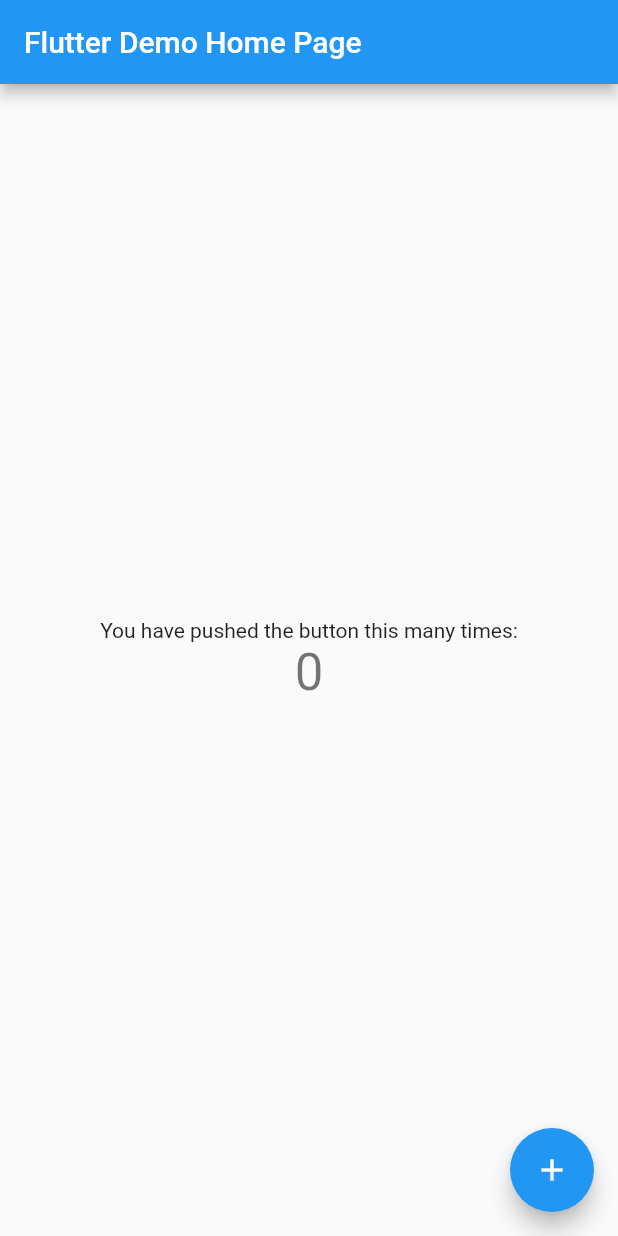
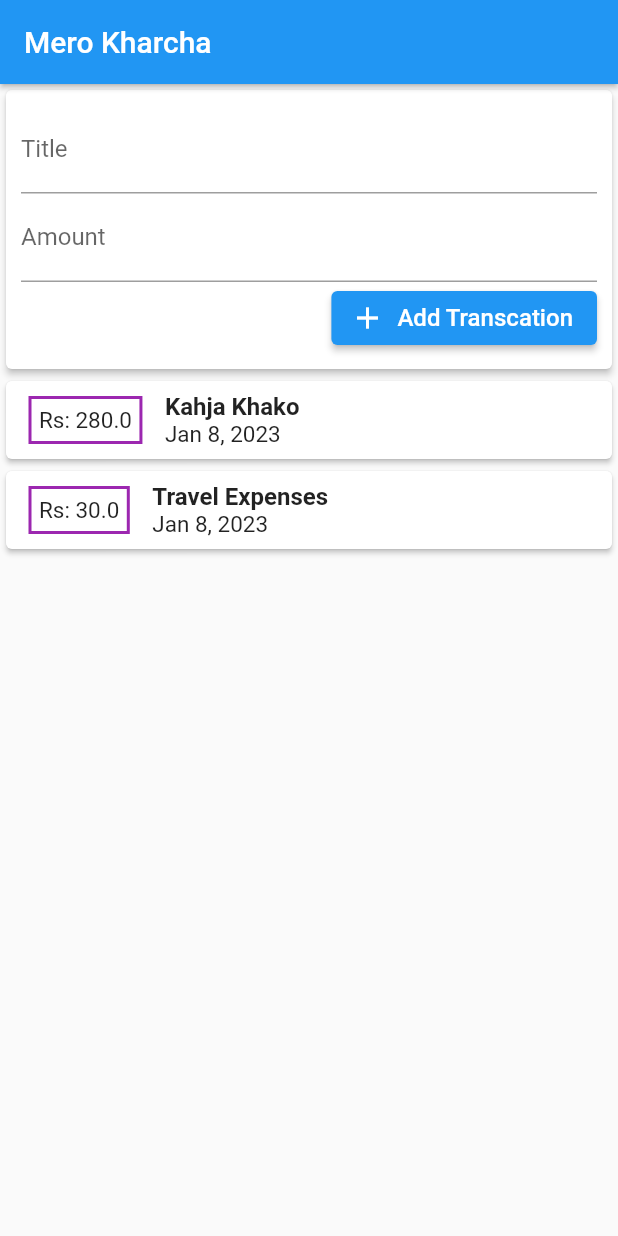
Before and after one commit to Naawaal/Mero-Kharcha, a Flutter app: the screen it shows after launch, on a phone screen of 412 x 824 dp. Run offline on Flutter 3.47's test engine with Material 2 defaults, Android fonts, the phone set to English and light mode, and no system bars.

Commit message:
Splited all the codes into different files

```diff
--- a/lib/main.dart
+++ b/lib/main.dart
@@ -1,115 +1,6 @@
 import 'package:flutter/material.dart';
+import 'package:mero_kharcha/mero_kharcha.dart';
 
 void main() {
-  runApp(const MyApp());
+  runApp(const MeroKharcha());
 }
-
-class MyApp extends StatelessWidget {
-  const MyApp({super.key});
-
-  // This widget is the root of your application.
-  @override
-  Widget build(BuildContext context) {
-    return MaterialApp(
-      title: 'Flutter Demo',
-      theme: ThemeData(
-        // This is the theme of your application.
-        //
-        // Try running your application with "flutter run". You'll see the
-        // application has a blue toolbar. Then, without quitting the app, try
-        // changing the primarySwatch below to Colors.green and then invoke
-        // "hot reload" (press "r" in the console where you ran "flutter run",
-        // or simply save your changes to "hot reload" in a Flutter IDE).
-        // Notice that the counter didn't reset back to zero; the application
-        // is not restarted.
-        primarySwatch: Colors.blue,
-      ),
-      home: const MyHomePage(title: 'Flutter Demo Home Page'),
-    );
-  }
-}
-
-class MyHomePage extends StatefulWidget {
-  const MyHomePage({super.key, required this.title});
-
-  // This widget is the home page of your application. It is stateful, meaning
-  // that it has a State object (defined below) that contains fields that affect
-  // how it looks.
-
-  // This class is the configuration for the state. It holds the values (in this
-  // case the title) provided by the parent (in this case the App widget) and
-  // used by the build method of the State. Fields in a Widget subclass are
-  // always marked "final".
-
-  final String title;
-
-  @override
-  State<MyHomePage> createState() => _MyHomePageState();
-}
-
-class _MyHomePageState extends State<MyHomePage> {
-  int _counter = 0;
-
-  void _incrementCounter() {
-    setState(() {
-      // This call to setState tells the Flutter framework that something has
-      // changed in this State, which causes it to rerun the build method below
-      // so that the display can reflect the updated values. If we changed
-      // _counter without calling setState(), then the build method would not be
-      // called again, and so nothing would appear to happen.
-      _counter++;
-    });
-  }
-
-  @override
-  Widget build(BuildContext context) {
-    // This method is rerun every time setState is called, for instance as done
-    // by the _incrementCounter method above.
-    //
-    // The Flutter framework has been optimized to make rerunning build methods
-    // fast, so that you can just rebuild anything that needs updating rather
-    // than having to individually change instances of widgets.
-    return Scaffold(
-      appBar: AppBar(
-        // Here we take the value from the MyHomePage object that was created by
-        // the App.build method, and use it to set our appbar title.
-        title: Text(widget.title),
-      ),
-      body: Center(
-        // Center is a layout widget. It takes a single child and positions it
-        // in the middle of the parent.
-        child: Column(
-          // Column is also a layout widget. It takes a list of children and
-          // arranges them vertically. By default, it sizes itself to fit its
-          // children horizontally, and tries to be as tall as its parent.
-          //
-          // Invoke "debug painting" (press "p" in the console, choose the
-          // "Toggle Debug Paint" action from the Flutter Inspector in Android
-          // Studio, or the "Toggle Debug Paint" command in Visual Studio Code)
-          // to see the wireframe for each widget.
-          //
-          // Column has various properties to control how it sizes itself and
-          // how it positions its children. Here we use mainAxisAlignment to
-          // center the children vertically; the main axis here is the vertical
-          // axis because Columns are vertical (the cross axis would be
-          // horizontal).
-          mainAxisAlignment: MainAxisAlignment.center,
-          children: <Widget>[
-            const Text(
-              'You have pushed the button this many times:',
-            ),
-            Text(
-              '$_counter',
-              style: Theme.of(context).textTheme.headline4,
-            ),
-          ],
-        ),
-      ),
-      floatingActionButton: FloatingActionButton(
-        onPressed: _incrementCounter,
-        tooltip: 'Increment',
-        child: const Icon(Icons.add),
-      ), // This trailing comma makes auto-formatting nicer for build methods.
-    );
-  }
-}
--- /dev/null
+++ b/lib/mero_kharcha.dart
@@ -0,0 +1,16 @@
+import 'package:flutter/material.dart';
+import 'package:mero_kharcha/screens/homepage.dart';
+
+class MeroKharcha extends StatelessWidget {
+  const MeroKharcha({super.key});
+
+  @override
+  Widget build(BuildContext context) {
+    return MaterialApp(
+      debugShowCheckedModeBanner: false,
+      title: 'Mero Kharcha',
+      home: Homepage(),
+      theme: ThemeData(),
+    );
+  }
+}
--- /dev/null
+++ b/lib/models/transcation.dart
@@ -0,0 +1,13 @@
+class Transcation {
+  final String id;
+  final String title;
+  final double amount;
+  final DateTime date;
+
+  Transcation({
+    required this.id,
+    required this.title,
+    required this.amount,
+    required this.date,
+  });
+}
--- /dev/null
+++ b/lib/screens/homepage.dart
@@ -0,0 +1,27 @@
+import 'package:flutter/material.dart';
+import 'package:mero_kharcha/widgets/new_transcation.dart';
+import 'package:mero_kharcha/widgets/transcation_list.dart';
+
+class Homepage extends StatelessWidget {
+  Homepage({super.key});
+
+  final titleController = TextEditingController();
+  final amountController = TextEditingController();
+
+  @override
+  Widget build(BuildContext context) {
+    return Scaffold(
+        appBar: AppBar(
+          elevation: 1.5,
+          title: const Text('Mero Kharcha'),
+        ),
+        body: SingleChildScrollView(
+          child: Column(
+            children: [
+              NewTranscation(),
+              const TranscationList(),
+            ],
+          ),
+        ));
+  }
+}
--- /dev/null
+++ b/lib/widgets/new_transcation.dart
@@ -0,0 +1,46 @@
+import 'package:flutter/material.dart';
+
+class NewTranscation extends StatelessWidget {
+  NewTranscation({super.key});
+
+  final titleController = TextEditingController();
+  final amountController = TextEditingController();
+
+  @override
+  Widget build(BuildContext context) {
+    return Card(
+      elevation: 2,
+      child: Container(
+        padding: const EdgeInsets.all(10),
+        child: Column(
+          crossAxisAlignment: CrossAxisAlignment.end,
+          children: [
+            TextField(
+              keyboardType: TextInputType.text,
+              controller: titleController,
+              decoration: const InputDecoration(
+                labelText: 'Title',
+              ),
+            ),
+            TextField(
+              keyboardType: TextInputType.number,
+              controller: amountController,
+              decoration: const InputDecoration(
+                labelText: 'Amount',
+              ),
+            ),
+            ElevatedButton.icon(
+                onPressed: () {},
+                icon: const Icon(Icons.add),
+                label: const Text(
+                  'Add Transcation',
+                  style: TextStyle(
+                    fontSize: 16,
+                  ),
+                ))
+          ],
+        ),
+      ),
+    );
+  }
+}
--- /dev/null
+++ b/lib/widgets/transcation_list.dart
@@ -0,0 +1,68 @@
+import 'package:flutter/material.dart';
+import 'package:intl/intl.dart';
+import 'package:mero_kharcha/models/transcation.dart';
+
+class TranscationList extends StatefulWidget {
+  const TranscationList({super.key});
+
+  @override
+  State<TranscationList> createState() => _TranscationListState();
+}
+
+class _TranscationListState extends State<TranscationList> {
+  final List<Transcation> _userTrascations = [
+    Transcation(
+      id: 't1',
+      title: 'Kahja Khako',
+      amount: 280,
+      date: DateTime.now(),
+    ),
+    Transcation(
+      id: 't2',
+      title: 'Travel Expenses',
+      amount: 30,
+      date: DateTime.now(),
+    ),
+  ];
+  @override
+  Widget build(BuildContext context) {
+    return Column(
+      children: _userTrascations.map((tx) {
+        return Card(
+          elevation: 1.5,
+          child: Row(
+            children: [
+              Container(
+                padding: const EdgeInsets.all(5.0),
+                margin: const EdgeInsets.symmetric(
+                  vertical: 10,
+                  horizontal: 15,
+                ),
+                decoration: BoxDecoration(
+                  border: Border.all(
+                    color: Colors.purple,
+                    width: 2,
+                  ),
+                ),
+                child: Text('Rs: ${tx.amount}',
+                    style: const TextStyle(
+                      fontSize: 15,
+                    )),
+              ),
+              Column(
+                crossAxisAlignment: CrossAxisAlignment.start,
+                children: [
+                  Text(tx.title,
+                      style: const TextStyle(
+                          fontSize: 16.0, fontWeight: FontWeight.bold)),
+                  Text(DateFormat.yMMMd().format(tx.date),
+                      style: const TextStyle(fontSize: 15.0)),
+                ],
+              ),
+            ],
+          ),
+        );
+      }).toList(),
+    );
+  }
+}
--- a/pubspec.yaml
+++ b/pubspec.yaml
@@ -36,6 +36,8 @@ dependencies:
   # The following adds the Cupertino Icons font to your application.
   # Use with the CupertinoIcons class for iOS style icons.
   cupertino_icons: ^1.0.2
+  google_fonts: ^3.0.1
+  intl: ^0.18.0
 
 dev_dependencies:
   flutter_test:
```
Also changed, not shown: lib/widgets/user_transcation.dart (added), pubspec.lock, 3 other files.
